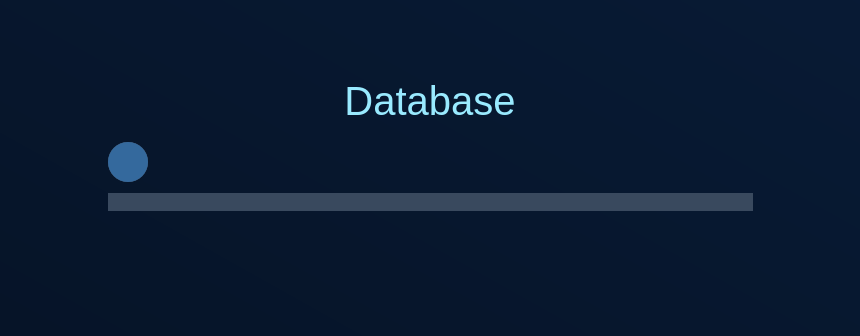
Qt form mainwindow.ui (tiutcristian/Passcrypt) before a commit; both pictures show x 236 to 1096 and y 0 to 336 of the 1253 by 706 pixel window.
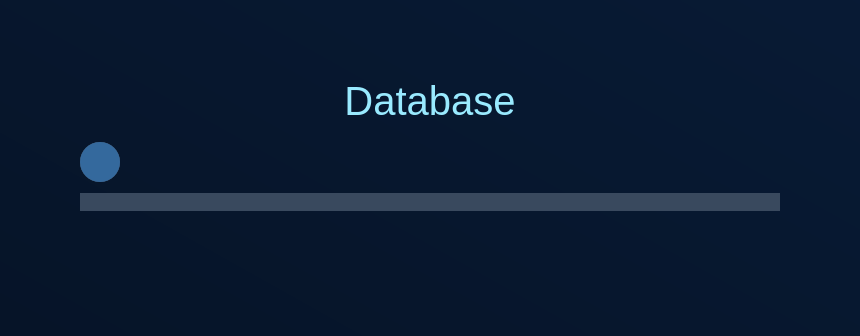
The same form after that commit. Icons and pictures are not drawn.

Commit message: copy button added

```diff
--- a/mainwindow.ui
+++ b/mainwindow.ui
@@ -768,13 +768,13 @@
                <widget class="QWidget" name="databaseToolbar" native="true">
                 <property name="minimumSize">
                  <size>
-                  <width>645</width>
+                  <width>700</width>
                   <height>45</height>
                  </size>
                 </property>
                 <property name="maximumSize">
                  <size>
-                  <width>645</width>
+                  <width>700</width>
                   <height>45</height>
                  </size>
                 </property>
@@ -927,7 +927,7 @@
                      <rect>
                       <x>0</x>
                       <y>0</y>
-                      <width>645</width>
+                      <width>700</width>
                       <height>487</height>
                      </rect>
                     </property>
```
The commit also changes 5 other files.
